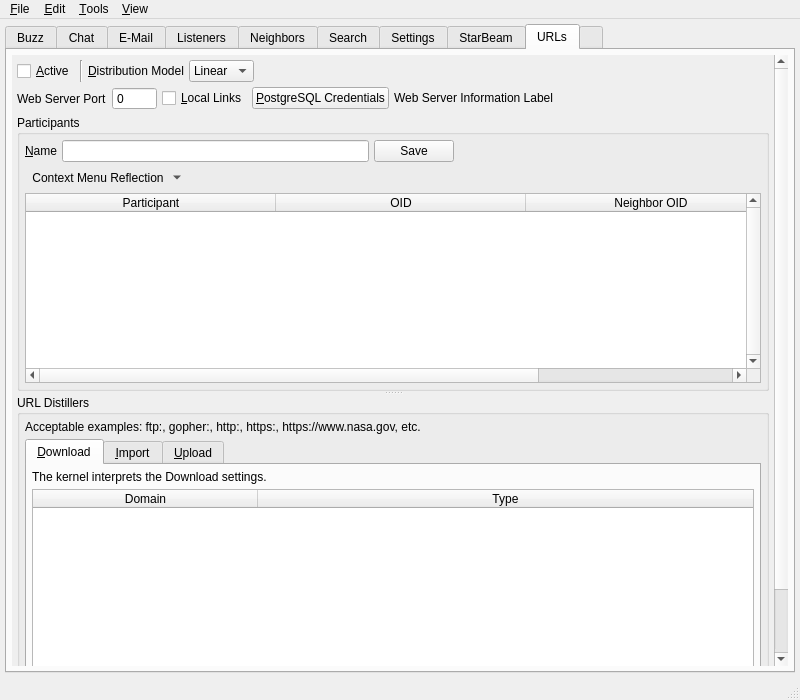
Old version of the form branches/trunk/UI/spot-on-controlcenter.ui in the repository textbrowser/spot-on.
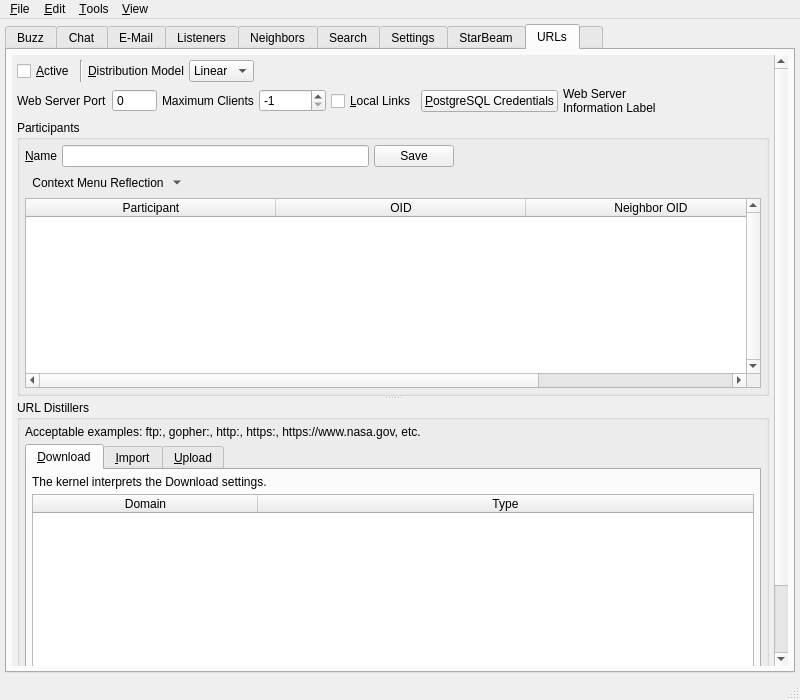
New version of the form. The open tabs and pages were chosen to show the change. Icons and pictures are not drawn. Custom widgets are drawn as their Qt base class.

The edit to the form file:
```diff
--- a/branches/trunk/UI/spot-on-controlcenter.ui
+++ b/branches/trunk/UI/spot-on-controlcenter.ui
@@ -8122,8 +8122,8 @@
             <rect>
              <x>0</x>
              <y>0</y>
-             <width>678</width>
-             <height>777</height>
+             <width>767</width>
+             <height>795</height>
             </rect>
            </property>
            <layout class="QVBoxLayout" name="verticalLayout_58">
@@ -8235,6 +8235,26 @@
                 </property>
                </widget>
               </item>
+              <item>
+               <widget class="QLabel" name="label_121">
+                <property name="text">
+                 <string>Maximum Clients</string>
+                </property>
+               </widget>
+              </item>
+              <item>
+               <widget class="QSpinBox" name="soss_maximum_clients">
+                <property name="minimum">
+                 <number>-1</number>
+                </property>
+                <property name="maximum">
+                 <number>999999999</number>
+                </property>
+                <property name="value">
+                 <number>-1</number>
+                </property>
+               </widget>
+              </item>
               <item>
                <widget class="QCheckBox" name="web_server_serve_local_content">
                 <property name="toolTip">
```
Left out of the diff: 33 changed lines with no effect on the pictures.
